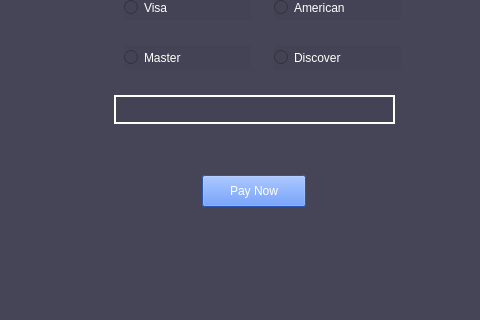
Qt form mainwindow.ui (ZacharyHimes/TheLiam) before a commit; both pictures show x 156 to 636 and y 185 to 505 of the 800 by 600 pixel window.
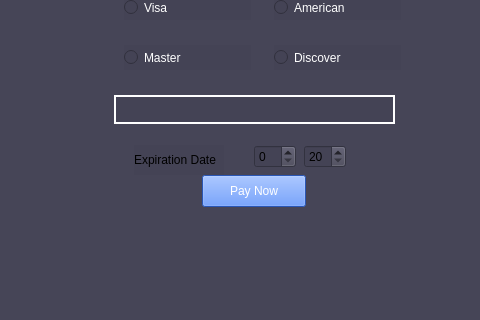
The same form after that commit. The open tabs and pages were chosen to show the change. Icons and pictures are not drawn.

The edit to the form file:
```diff
--- a/mainwindow.ui
+++ b/mainwindow.ui
@@ -1618,6 +1618,48 @@
        </property>
       </widget>
      </widget>
+     <widget class="QLabel" name="ExpLabel">
+      <property name="geometry">
+       <rect>
+        <x>230</x>
+        <y>320</y>
+        <width>90</width>
+        <height>30</height>
+       </rect>
+      </property>
+      <property name="text">
+       <string>Expiration Date</string>
+      </property>
+     </widget>
+     <widget class="QSpinBox" name="MonthSpin">
+      <property name="geometry">
+       <rect>
+        <x>350</x>
+        <y>320</y>
+        <width>42</width>
+        <height>23</height>
+       </rect>
+      </property>
+      <property name="maximum">
+       <number>12</number>
+      </property>
+     </widget>
+     <widget class="QSpinBox" name="YearSpin">
+      <property name="geometry">
+       <rect>
+        <x>400</x>
+        <y>320</y>
+        <width>42</width>
+        <height>23</height>
+       </rect>
+      </property>
+      <property name="minimum">
+       <number>20</number>
+      </property>
+      <property name="maximum">
+       <number>50</number>
+      </property>
+     </widget>
     </widget>
     <widget class="QWidget" name="page_7">
      <widget class="QPushButton" name="ConfirmButton">
```
Left out of the diff: 4 changed lines with no effect on the pictures.
